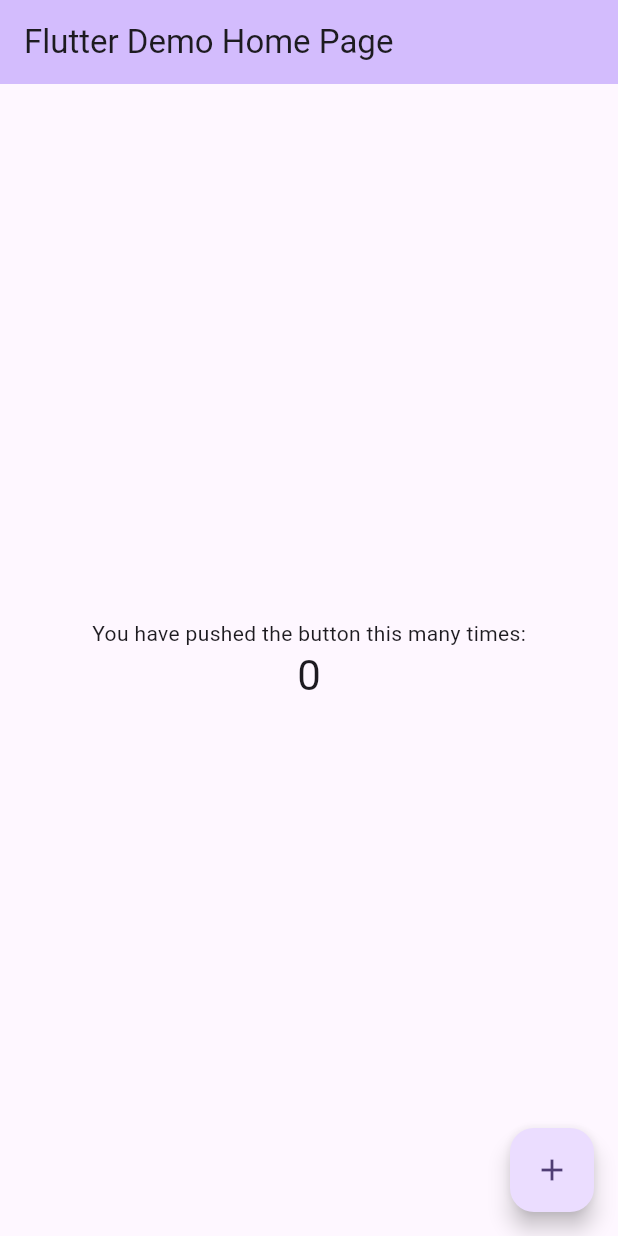
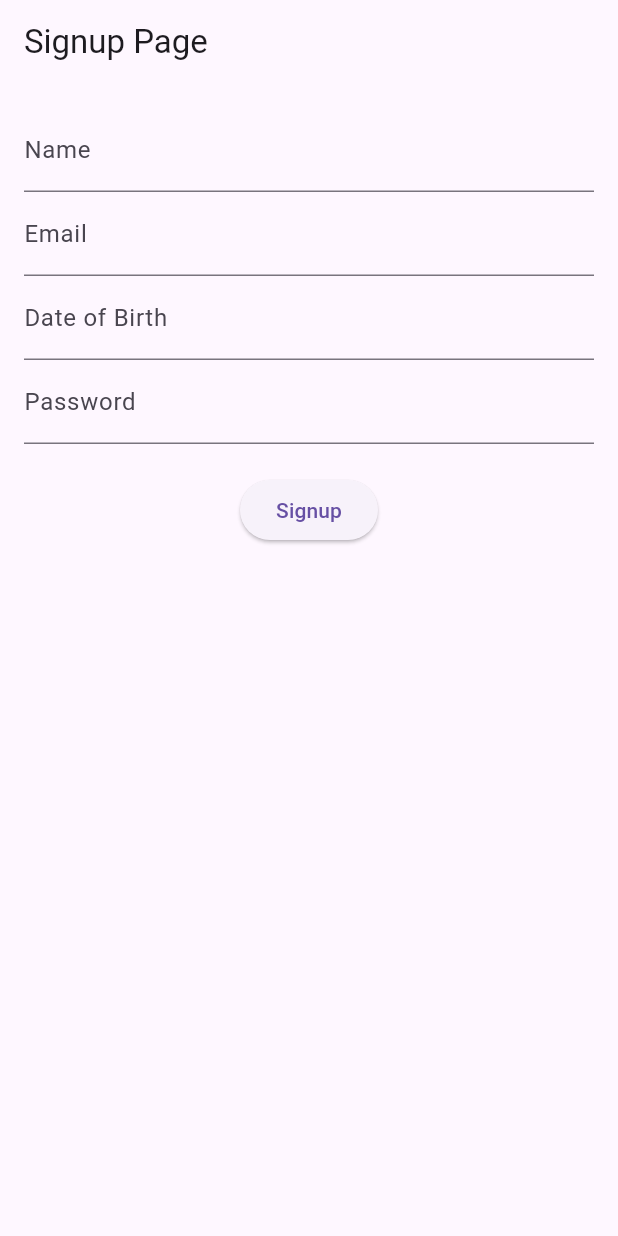
Before and after one commit to charan4112/flutterSignupFormValidation, a Flutter app: the screen it shows after launch, on a phone screen of 412 x 824 dp. Run offline on Flutter 3.47's test engine with Material 3 defaults, Android fonts, the light colour scheme and no system bars.

Commit message:
Setup basic signup form structure with validation errors

```diff
--- a/lib/main.dart
+++ b/lib/main.dart
@@ -1,125 +1,75 @@
 import 'package:flutter/material.dart';
 
 void main() {
-  runApp(const MyApp());
+  runApp(const SignupValidationApp());
 }
 
-class MyApp extends StatelessWidget {
-  const MyApp({super.key});
+class SignupValidationApp extends StatelessWidget {
+  const SignupValidationApp({super.key});
 
-  // This widget is the root of your application.
   @override
   Widget build(BuildContext context) {
     return MaterialApp(
-      title: 'Flutter Demo',
-      theme: ThemeData(
-        // This is the theme of your application.
-        //
-        // TRY THIS: Try running your application with "flutter run". You'll see
-        // the application has a purple toolbar. Then, without quitting the app,
-        // try changing the seedColor in the colorScheme below to Colors.green
-        // and then invoke "hot reload" (save your changes or press the "hot
-        // reload" button in a Flutter-supported IDE, or press "r" if you used
-        // the command line to start the app).
-        //
-        // Notice that the counter didn't reset back to zero; the application
-        // state is not lost during the reload. To reset the state, use hot
-        // restart instead.
-        //
-        // This works for code too, not just values: Most code changes can be
-        // tested with just a hot reload.
-        colorScheme: ColorScheme.fromSeed(seedColor: Colors.deepPurple),
-        useMaterial3: true,
+      title: 'Signup Validation',
+      home: Scaffold(
+        appBar: AppBar(
+          title: const Text('Signup Page'),
+        ),
+        body: const SignupForm(),
       ),
-      home: const MyHomePage(title: 'Flutter Demo Home Page'),
     );
   }
 }
 
-class MyHomePage extends StatefulWidget {
-  const MyHomePage({super.key, required this.title});
-
-  // This widget is the home page of your application. It is stateful, meaning
-  // that it has a State object (defined below) that contains fields that affect
-  // how it looks.
-
-  // This class is the configuration for the state. It holds the values (in this
-  // case the title) provided by the parent (in this case the App widget) and
-  // used by the build method of the State. Fields in a Widget subclass are
-  // always marked "final".
-
-  final String title;
+class SignupForm extends StatefulWidget {
+  const SignupForm({super.key});
 
   @override
-  State<MyHomePage> createState() => _MyHomePageState();
+  _SignupFormState createState() => _SignupFormState();
 }
 
-class _MyHomePageState extends State<MyHomePage> {
-  int _counter = 0;
-
-  void _incrementCounter() {
-    setState(() {
-      // This call to setState tells the Flutter framework that something has
-      // changed in this State, which causes it to rerun the build method below
-      // so that the display can reflect the updated values. If we changed
-      // _counter without calling setState(), then the build method would not be
-      // called again, and so nothing would appear to happen.
-      _counter++;
-    });
-  }
+class _SignupFormState extends State<SignupForm> {
+  final _formKey = GlobalKey<FormState>();
 
   @override
   Widget build(BuildContext context) {
-    // This method is rerun every time setState is called, for instance as done
-    // by the _incrementCounter method above.
-    //
-    // The Flutter framework has been optimized to make rerunning build methods
-    // fast, so that you can just rebuild anything that needs updating rather
-    // than having to individually change instances of widgets.
-    return Scaffold(
-      appBar: AppBar(
-        // TRY THIS: Try changing the color here to a specific color (to
-        // Colors.amber, perhaps?) and trigger a hot reload to see the AppBar
-        // change color while the other colors stay the same.
-        backgroundColor: Theme.of(context).colorScheme.inversePrimary,
-        // Here we take the value from the MyHomePage object that was created by
-        // the App.build method, and use it to set our appbar title.
-        title: Text(widget.title),
-      ),
-      body: Center(
-        // Center is a layout widget. It takes a single child and positions it
-        // in the middle of the parent.
+    return Padding(
+      padding: const EdgeInsets.all(16.0),
+      child: Form(
+        key: _formKey,
         child: Column(
-          // Column is also a layout widget. It takes a list of children and
-          // arranges them vertically. By default, it sizes itself to fit its
-          // children horizontally, and tries to be as tall as its parent.
-          //
-          // Column has various properties to control how it sizes itself and
-          // how it positions its children. Here we use mainAxisAlignment to
-          // center the children vertically; the main axis here is the vertical
-          // axis because Columns are vertical (the cross axis would be
-          // horizontal).
-          //
-          // TRY THIS: Invoke "debug painting" (choose the "Toggle Debug Paint"
-          // action in the IDE, or press "p" in the console), to see the
-          // wireframe for each widget.
-          mainAxisAlignment: MainAxisAlignment.center,
-          children: <Widget>[
-            const Text(
-              'You have pushed the button this many times:',
+          children: [
+            TextFormField(
+              decoration: const InputDecoration(labelText: 'Name'),
+              validator: (value) => value == null || value.isEmpty ? 'Name is required' : null,
             ),
-            Text(
-              '$_counter',
-              style: Theme.of(context).textTheme.headlineMedium,
+            TextFormField(
+              decoration: const InputDecoration(labelText: 'Email'),
+              validator: (value) => value == null || value.isEmpty ? 'Email is required' : null,
+            ),
+            TextFormField(
+              decoration: const InputDecoration(labelText: 'Date of Birth'),
+              validator: (value) => value == null || value.isEmpty ? 'Date of birth is required' : null,
+            ),
+            TextFormField(
+              decoration: const InputDecoration(labelText: 'Password'),
+              obscureText: true,
+              validator: (value) => value == null || value.isEmpty ? 'Password is required' : null,
+            ),
+            const SizedBox(height: 20),
+            ElevatedButton(
+              onPressed: () {
+                if (_formKey.currentState!.validate()) {
+                  ScaffoldMessenger.of(context).showSnackBar(
+                    const SnackBar(content: Text('All good! Processing...')),
+                  );
+                }
+              },
+              child: const Text('Signup'),
             ),
           ],
         ),
       ),
-      floatingActionButton: FloatingActionButton(
-        onPressed: _incrementCounter,
-        tooltip: 'Increment',
-        child: const Icon(Icons.add),
-      ), // This trailing comma makes auto-formatting nicer for build methods.
     );
   }
 }
```
